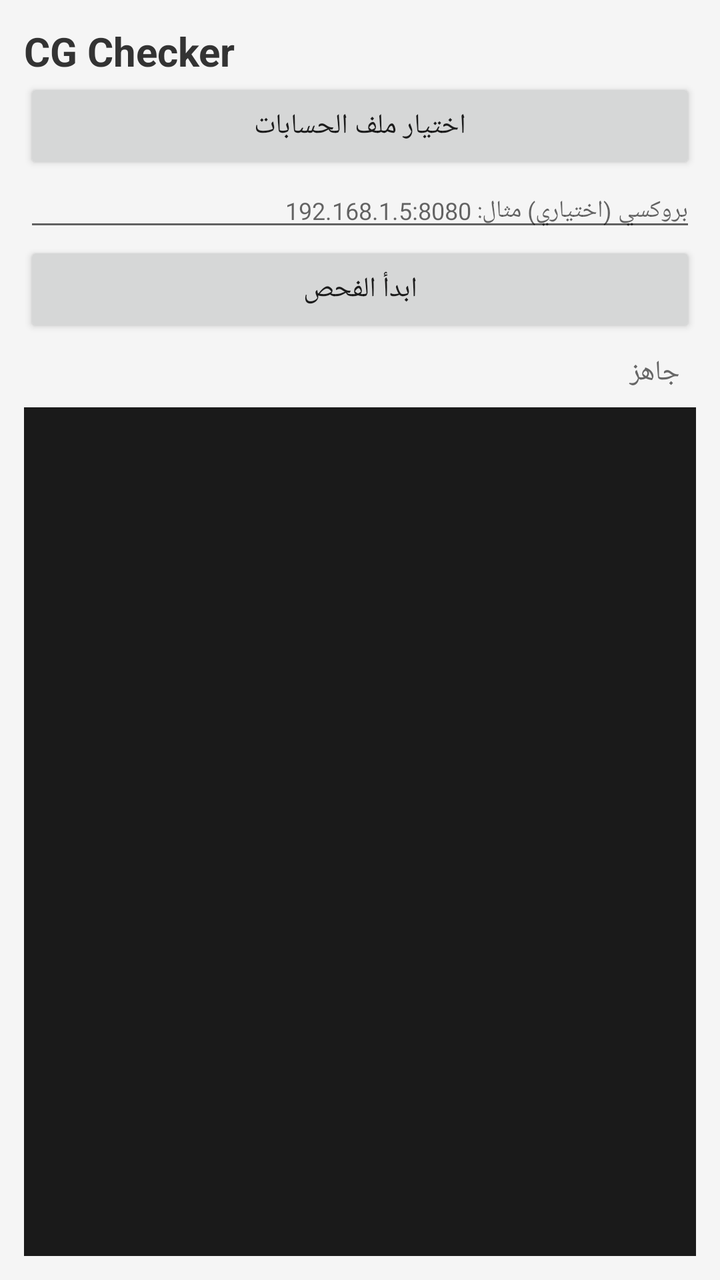
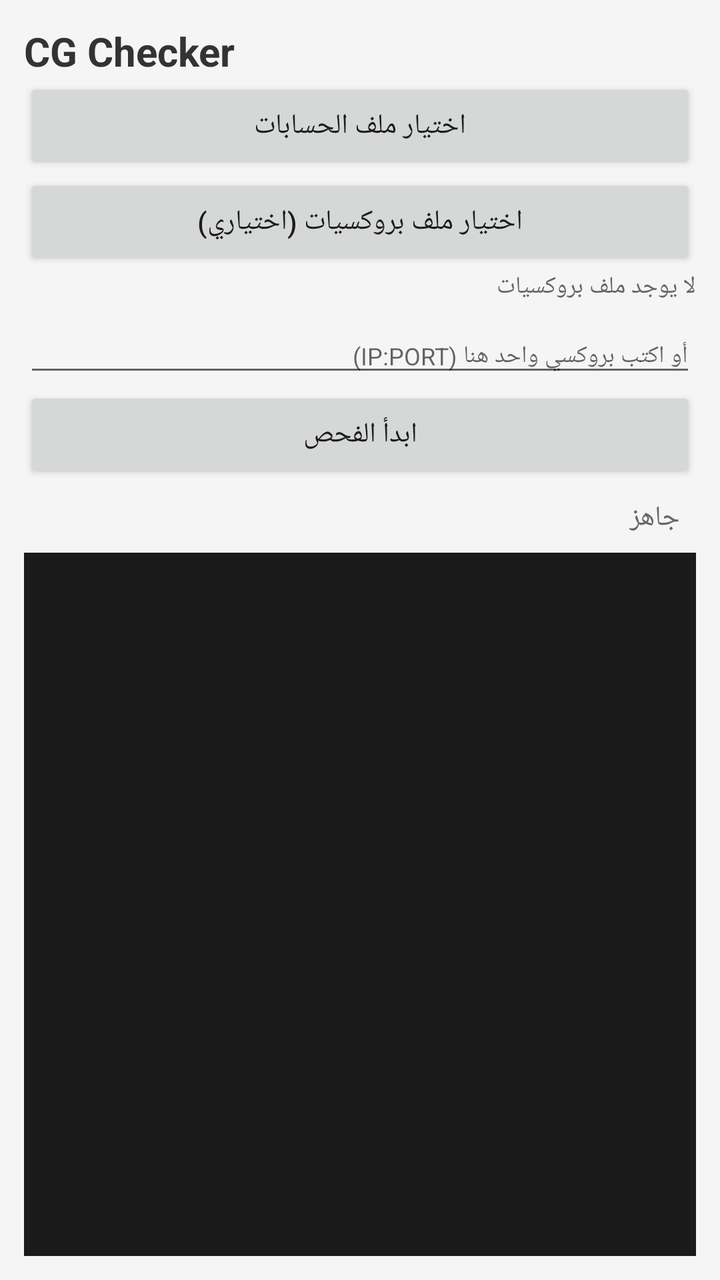

Screens rendered from an Android XML layout before and after an edit, with the pre-edit source and the edit as a unified diff.
<!-- AndroidManifest.xml: application theme Theme.AppCompat.Light.DarkActionBar -->
<!-- res/layout/activity_main.xml -->
<?xml version="1.0" encoding="utf-8"?>
<LinearLayout xmlns:android="http://schemas.android.com/apk/res/android"
    android:orientation="vertical"
    android:layout_width="match_parent"
    android:layout_height="match_parent"
    android:padding="12dp"
    android:background="#F5F5F5">
    <TextView android:layout_width="wrap_content" android:layout_height="wrap_content"
        android:text="CG Checker" android:textSize="20sp" android:textStyle="bold"
        android:textColor="#333"/>
    
    <Button android:id="@+id/pick" android:layout_width="match_parent"
        android:layout_height="wrap_content" android:text="اختيار ملف الحسابات"/>
    
    <EditText android:id="@+id/proxyInput"
        android:layout_width="match_parent" android:layout_height="wrap_content"
        android:hint="بروكسي (اختياري) مثال: 192.168.1.5:8080"
        android:textSize="12sp" android:inputType="textUri" />

    <Button android:id="@+id/start" android:layout_width="match_parent"
        android:layout_height="wrap_content" android:text="ابدأ الفحص"/>
    
    <TextView android:id="@+id/status" android:layout_width="match_parent"
        android:layout_height="wrap_content" android:text="جاهز"
        android:textSize="14sp" android:textColor="#666" android:padding="8dp"/>
    
    <ScrollView android:layout_width="match_parent" android:layout_height="0dp"
        android:layout_weight="1" android:background="#1A1A1A">
        <TextView android:id="@+id/log" android:layout_width="match_parent"
            android:layout_height="wrap_content" android:fontFamily="monospace"
            android:textSize="12sp" android:textColor="#00FF00" android:padding="8dp"/>
    </ScrollView>
</LinearLayout>
<!-- resources referenced by this layout -->
<resources>

</resources>

<!-- the commit's change to res/layout/activity_main.xml (unified diff, before → after) -->
@@ -12,9 +12,16 @@
     <Button android:id="@+id/pick" android:layout_width="match_parent"
         android:layout_height="wrap_content" android:text="اختيار ملف الحسابات"/>
     
+    <Button android:id="@+id/pickProxies" android:layout_width="match_parent"
+        android:layout_height="wrap_content" android:text="اختيار ملف بروكسيات (اختياري)"/>
+
+    <TextView android:id="@+id/tvProxyStatus" android:layout_width="match_parent"
+        android:layout_height="wrap_content" android:text="لا يوجد ملف بروكسيات"
+        android:textSize="12sp" android:textColor="#666" android:paddingBottom="8dp"/>
+
     <EditText android:id="@+id/proxyInput"
         android:layout_width="match_parent" android:layout_height="wrap_content"
-        android:hint="بروكسي (اختياري) مثال: 192.168.1.5:8080"
+        android:hint="أو اكتب بروكسي واحد هنا (IP:PORT)"
         android:textSize="12sp" android:inputType="textUri" />
 
     <Button android:id="@+id/start" android:layout_width="match_parent"
